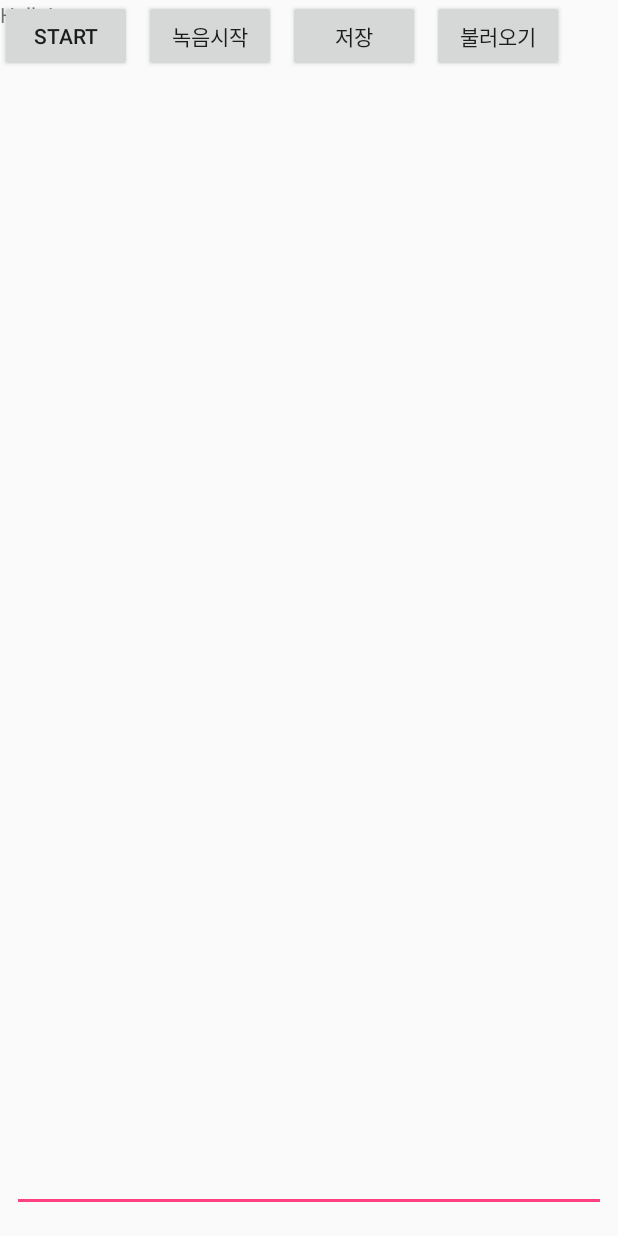
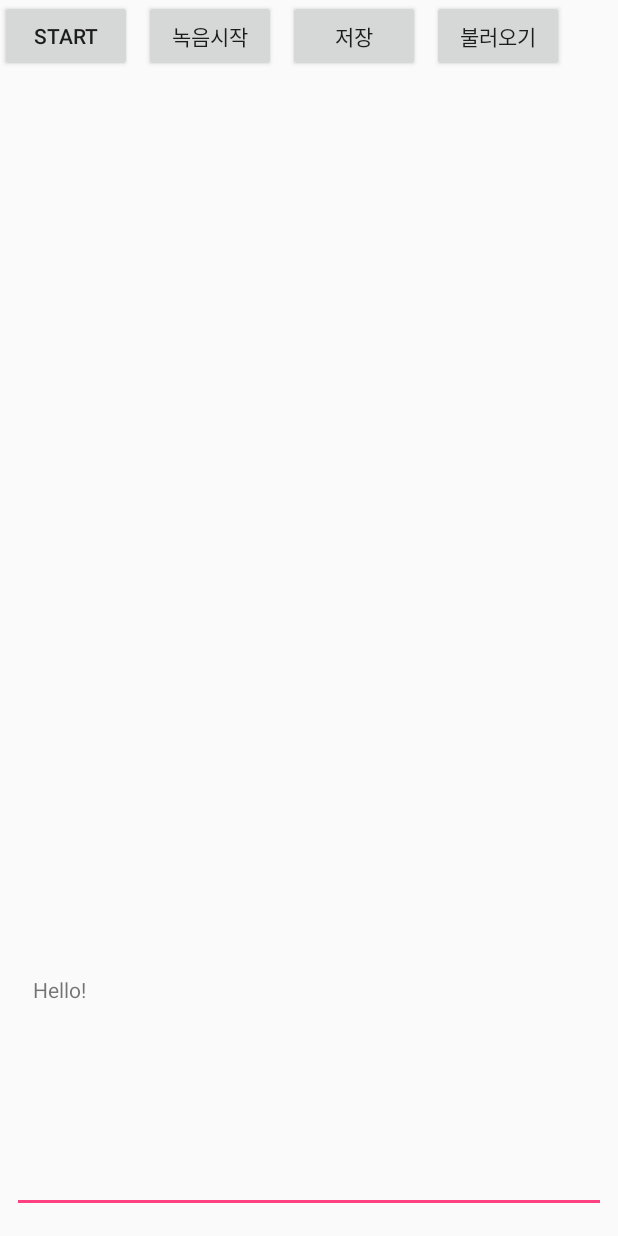
Before and after one commit to DGSWJungol2017/SoundDetection, an Android app: the screen it shows after launch (MainActivity), on a phone screen of 412 x 824 dp. Run offline under Robolectric (Android 15) with nearby library versions, the phone set to English and light mode, and no system bars.

```diff
--- a/FFTExample3/app/src/main/res/layout/activity_main.xml
+++ b/FFTExample3/app/src/main/res/layout/activity_main.xml
@@ -9,15 +9,19 @@
 
     <TextView
 
-        android:id="@+id/textView2"
+        android:id="@+id/tv"
 
-        android:layout_width="0dp"
+        android:layout_width="368dp"
 
-        android:layout_height="wrap_content"
+        android:layout_height="105dp"
 
         android:text="Hello!"
-        tools:layout_editor_absoluteX="0dp"
-        tools:layout_editor_absoluteY="0dp" />
+        android:layout_marginLeft="8dp"
+        app:layout_constraintLeft_toLeftOf="parent"
+        android:layout_marginRight="8dp"
+        app:layout_constraintRight_toRightOf="parent"
+        android:layout_marginBottom="8dp"
+        app:layout_constraintBottom_toTopOf="@+id/fileNameText" />
 
     <ImageView
 
@@ -25,7 +29,7 @@
 
         android:layout_width="382dp"
 
-        android:layout_height="299dp"
+        android:layout_height="120dp"
         android:layout_marginEnd="8dp"
         android:layout_marginLeft="8dp"
         android:layout_marginRight="8dp"
@@ -33,7 +37,7 @@
         app:layout_constraintLeft_toLeftOf="parent"
         app:layout_constraintRight_toRightOf="parent"
         app:layout_constraintTop_toTopOf="parent"
-        android:layout_marginTop="106dp" />
+        android:layout_marginTop="69dp" />
 
     <Button
 
@@ -63,9 +67,9 @@
 
     <EditText
         android:id="@+id/fileNameText"
-        android:layout_width="match_parent"
+        android:layout_width="0dp"
         android:layout_height="wrap_content"
-        android:layout_marginBottom="16dp"
+        android:layout_marginBottom="15dp"
         android:layout_marginEnd="8dp"
         android:layout_marginLeft="8dp"
         android:layout_marginRight="8dp"
@@ -74,7 +78,7 @@
         app:layout_constraintHorizontal_bias="0.0"
         app:layout_constraintLeft_toLeftOf="parent"
         app:layout_constraintRight_toRightOf="parent"
-        tools:text="파일이름을 입력하세요" />
+        tools:text="저장 또는 불러올 파일이름을 입력하세요" />
 
     <Button
         android:id="@+id/load"
```
Also changed, not shown: FFTExample3/app/src/main/java/com/example/jihon/fftexample3/MainActivity.java (+20 -7 lines).
